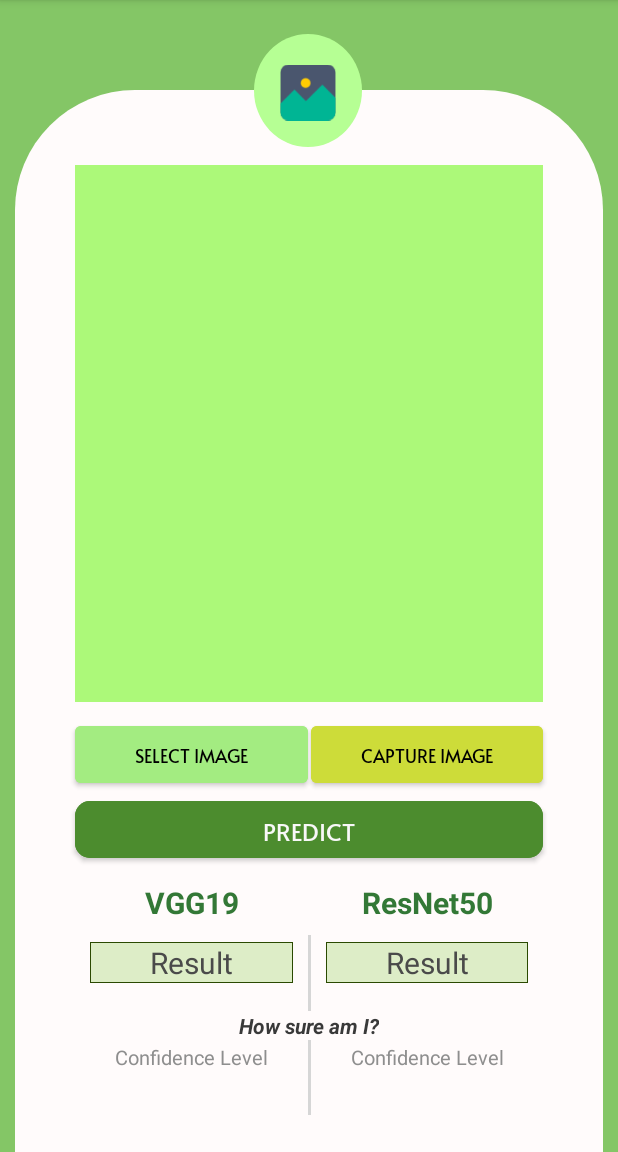
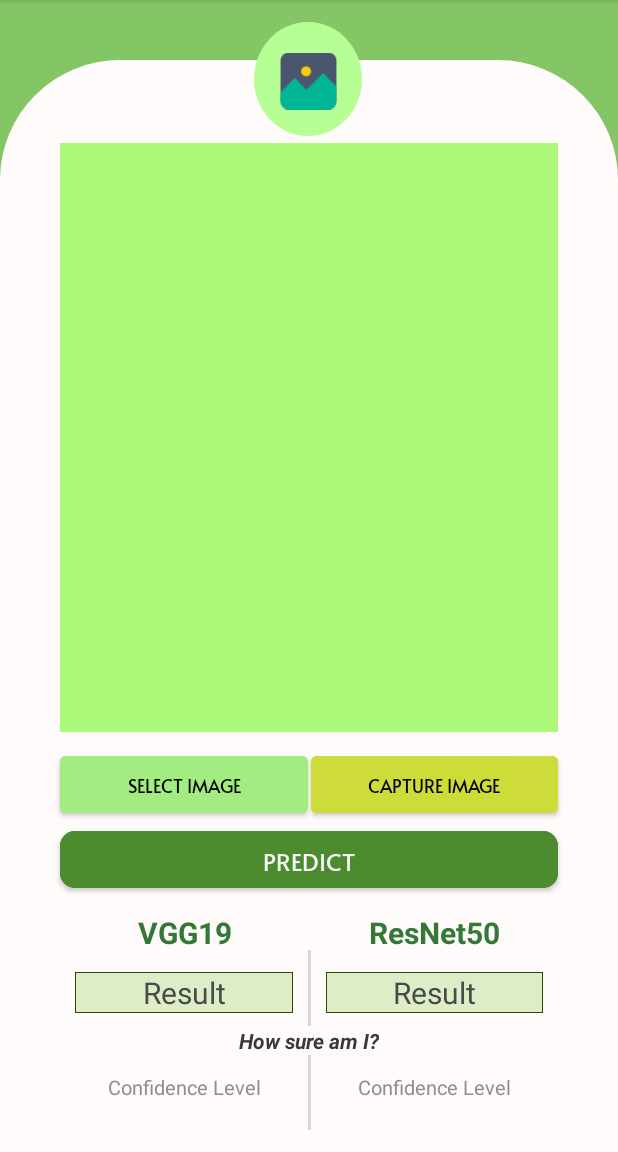
Before and after one commit to kibalias/I-CBB-App, an Android app: the MainActivity screen opened directly, with no data from a screen before it, on a phone screen of 412 x 824 dp, the part 84-1236 px from its top. Run offline under Robolectric (Android 15) with nearby library versions, the phone set to English and light mode, and no system bars; libraries missing offline, so code that uses them is left out: com.chaquo.python, org.checkerframework.common, org.tensorflow.lite.

Commit message:
update act main again ehehehe

```diff
--- a/app/src/main/res/layout/activity_main.xml
+++ b/app/src/main/res/layout/activity_main.xml
@@ -12,9 +12,7 @@
         android:id="@+id/rectangle"
         android:layout_width="0dp"
         android:layout_height="0dp"
-        android:layout_marginStart="10dp"
-        android:layout_marginTop="60dp"
-        android:layout_marginEnd="10dp"
+        android:layout_marginTop="40dp"
         android:background="@drawable/rectangle"
         app:layout_constraintBottom_toBottomOf="parent"
         app:layout_constraintEnd_toEndOf="parent"
@@ -26,7 +24,7 @@
     <View
         android:id="@+id/ellipse"
         android:layout_width="72dp"
-        android:layout_height="75dp"
+        android:layout_height="76dp"
         android:layout_alignParentLeft="true"
         android:layout_alignParentTop="true"
         android:layout_marginTop="20dp"
@@ -40,8 +38,8 @@
 
     <ImageView
         android:id="@+id/imageView"
-        android:layout_width="37dp"
-        android:layout_height="42dp"
+        android:layout_width="38dp"
+        android:layout_height="41dp"
         app:layout_constraintBottom_toBottomOf="@+id/ellipse"
         app:layout_constraintEnd_toEndOf="@+id/ellipse"
         app:layout_constraintStart_toStartOf="@+id/ellipse"
@@ -54,9 +52,9 @@
         android:layout_width="0dp"
         android:layout_height="0dp"
         android:layout_marginStart="40dp"
-        android:layout_marginTop="50dp"
+        android:layout_marginTop="55dp"
         android:layout_marginEnd="40dp"
-        android:layout_marginBottom="300dp"
+        android:layout_marginBottom="280dp"
         android:background="@drawable/image_placeholder"
         android:scaleType="fitXY"
         app:layout_constraintBottom_toBottomOf="parent"
```
